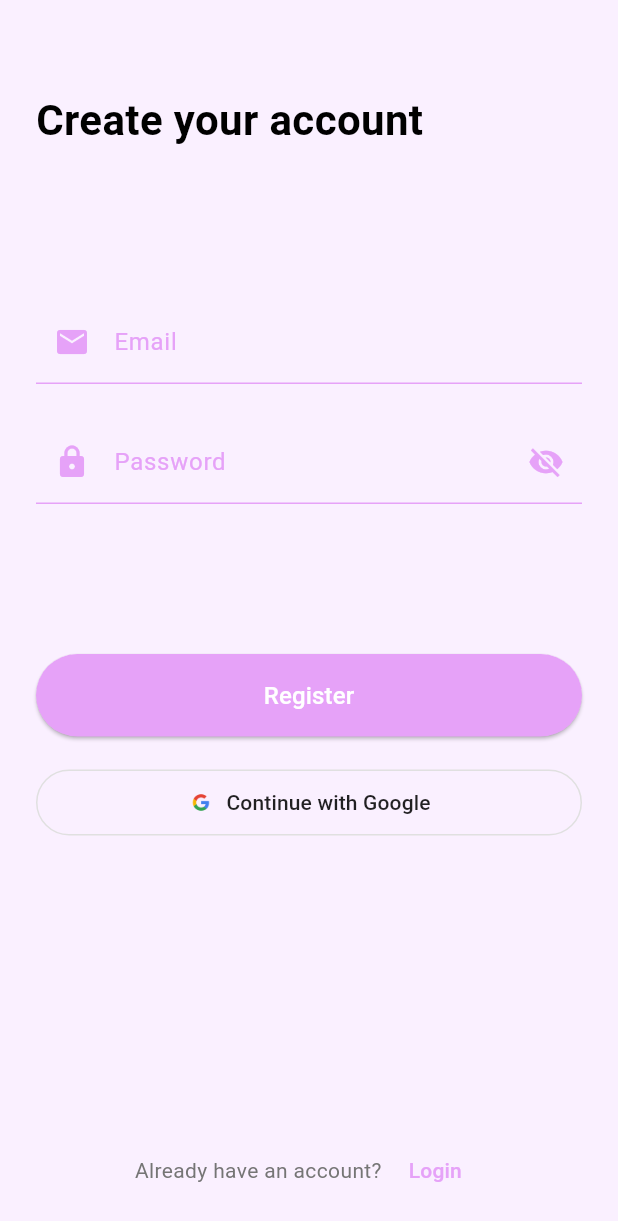
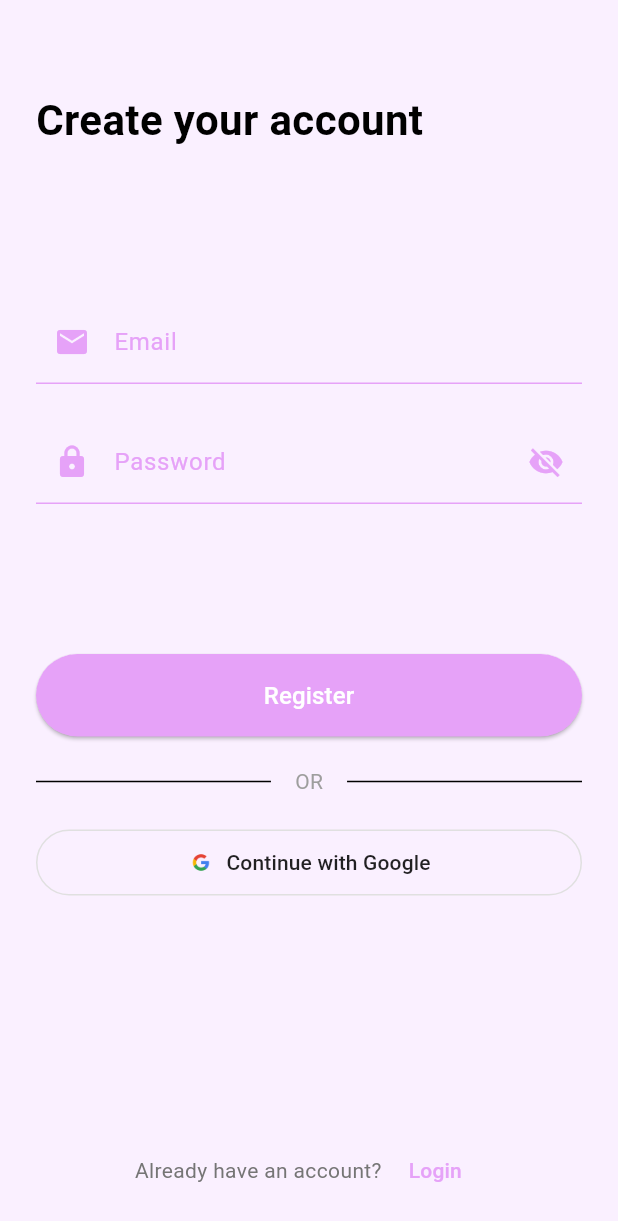
Before and after one commit to Gentlemans-Lounge/ITMDA, a Flutter app: the screen it shows after launch, after a tap on "I'll do it NowNow", after a tap on "Sign in", after a tap on "Register", on a phone screen of 412 x 824 dp. Shown: the top 1221 px of the screen. Run offline on Flutter 3.47's test engine with Material 3 defaults, Android fonts, the phone set to English and light mode, and no system bars; our stand-ins replace carousel_slider, cloud_firestore, firebase_auth, firebase_core, google_sign_in, lottie and 1 more; accounts and stored records are empty.

Commit message:
Setup screens and process finalized.

```diff
--- a/todo/lib/main.dart
+++ b/todo/lib/main.dart
@@ -13,17 +13,40 @@ void main() async {
   runApp(const MyApp());
 }
 
-class MyApp extends StatelessWidget {
+class MyApp extends StatefulWidget {
   const MyApp({super.key});
+
+  @override
+  MyAppState createState() => MyAppState();
+}
+
+class MyAppState extends State<MyApp> {
+  bool _isDarkMode = false;
+
+  @override
+  void initState() {
+    super.initState();
+    _loadThemeMode();
+  }
+
+  _loadThemeMode() async {
+    final prefs = await SharedPreferences.getInstance();
+    setState(() {
+      _isDarkMode = prefs.getBool('darkMode') ?? false;
+    });
+  }
+
+  void toggleTheme(bool isDarkMode) {
+    setState(() {
+      _isDarkMode = isDarkMode;
+    });
+  }
 
   @override
   Widget build(BuildContext context) {
     return MaterialApp(
-      title: 'Todo App',
-      theme: ThemeData(
-        primarySwatch: Colors.blue,
-        visualDensity: VisualDensity.adaptivePlatformDensity,
-      ),
+      title: 'NowNow App',
+      theme: _isDarkMode ? _darkTheme : _lightTheme,
       home: FutureBuilder(
         future: checkFirstTime(),
         builder: (context, snapshot) {
@@ -33,7 +56,7 @@ class MyApp extends StatelessWidget {
             if (snapshot.data == true) {
               return const SetupScreen();
             } else {
-              return LoginScreen();
+              return const LoginScreen();
             }
           }
         },
@@ -51,3 +74,37 @@ class MyApp extends StatelessWidget {
     return isFirstTime;
   }
 }
+
+final ThemeData _lightTheme = ThemeData(
+  primaryColor: const Color(0xFFE6A2F8),
+  scaffoldBackgroundColor: const Color(0xFFFAF0FF),
+  colorScheme: const ColorScheme.light(
+    primary: Color(0xFFE6A2F8),
+    secondary: Color(0xFFC684D9),
+  ),
+  appBarTheme: const AppBarTheme(
+    backgroundColor: Color(0xFFE6A2F8),
+    foregroundColor: Colors.black,
+  ),
+  textTheme: const TextTheme(
+    bodyLarge: TextStyle(color: Colors.black),
+    bodyMedium: TextStyle(color: Colors.black),
+  ),
+);
+
+final ThemeData _darkTheme = ThemeData(
+  primaryColor: const Color(0xFFC684D9),
+  scaffoldBackgroundColor: const Color(0xFF121212),
+  colorScheme: const ColorScheme.dark(
+    primary: Color(0xFFC684D9),
+    secondary: Color(0xFFA665BA),
+  ),
+  appBarTheme: const AppBarTheme(
+    backgroundColor: Color(0xFF1E1E1E),
+    foregroundColor: Colors.white,
+  ),
+  textTheme: const TextTheme(
+    bodyLarge: TextStyle(color: Colors.white),
+    bodyMedium: TextStyle(color: Colors.white),
+  ),
+);
--- a/todo/lib/screens/login_screen.dart
+++ b/todo/lib/screens/login_screen.dart
@@ -1,9 +1,12 @@
 import 'package:flutter/material.dart';
+import '../main.dart';
 import '../services/firebase_service.dart';
 import 'registration_screen.dart';
-import 'home_screen.dart';
+import 'preferences_screen.dart';
 
 class LoginScreen extends StatefulWidget {
+  const LoginScreen({super.key});
+
   @override
   _LoginScreenState createState() => _LoginScreenState();
 }
@@ -27,17 +30,17 @@ class _LoginScreenState extends State<LoginScreen> {
   @override
   Widget build(BuildContext context) {
     return Scaffold(
-      backgroundColor: Color(0xFFFAF0FF),
+      backgroundColor: const Color(0xFFFAF0FF),
       body: SafeArea(
         child: Padding(
-          padding: EdgeInsets.symmetric(horizontal: 24.0),
+          padding: const EdgeInsets.symmetric(horizontal: 24.0),
           child: Form(
             key: _formKey,
             child: Column(
               crossAxisAlignment: CrossAxisAlignment.stretch,
               children: <Widget>[
-                SizedBox(height: 60),
-                Text(
+                const SizedBox(height: 60),
+                const Text(
                   'Login',
                   style: TextStyle(
                     fontSize: 28,
@@ -45,9 +48,9 @@ class _LoginScreenState extends State<LoginScreen> {
                     color: Colors.black,
                   ),
                 ),
-                SizedBox(height: 100),
+                const SizedBox(height: 100),
                 TextFormField(
-                  decoration: InputDecoration(
+                  decoration: const InputDecoration(
                     labelText: 'Email',
                     prefixIcon: Icon(Icons.email, color: Color(0xFFE6A2F8)),
                     labelStyle: TextStyle(color: Color(0xFFE6A2F8)),
@@ -61,23 +64,23 @@ class _LoginScreenState extends State<LoginScreen> {
                   validator: (val) => val!.isEmpty ? 'Enter an email' : null,
                   onChanged: (val) => setState(() => _email = val),
                 ),
-                SizedBox(height: 24),
+                const SizedBox(height: 24),
                 TextFormField(
                   decoration: InputDecoration(
                     labelText: 'Password',
-                    prefixIcon: Icon(Icons.lock, color: Color(0xFFE6A2F8)),
+                    prefixIcon: const Icon(Icons.lock, color: Color(0xFFE6A2F8)),
                     suffixIcon: IconButton(
                       icon: Icon(
                         _obscurePassword ? Icons.visibility_off : Icons.visibility,
-                        color: Color(0xFFE6A2F8),
+                        color: const Color(0xFFE6A2F8),
                       ),
                       onPressed: () => setState(() => _obscurePassword = !_obscurePassword),
                     ),
-                    labelStyle: TextStyle(color: Color(0xFFE6A2F8)),
-                    enabledBorder: UnderlineInputBorder(
+                    labelStyle: const TextStyle(color: Color(0xFFE6A2F8)),
+                    enabledBorder: const UnderlineInputBorder(
                       borderSide: BorderSide(color: Color(0xFFE6A2F8)),
                     ),
-                    focusedBorder: UnderlineInputBorder(
+                    focusedBorder: const UnderlineInputBorder(
                       borderSide: BorderSide(color: Color(0xFFE6A2F8)),
                     ),
                   ),
@@ -85,12 +88,11 @@ class _LoginScreenState extends State<LoginScreen> {
                   validator: (val) => val!.length < 6 ? 'Enter a password 6+ chars long' : null,
                   onChanged: (val) => setState(() => _password = val),
                 ),
-                SizedBox(height: 100),
+                const SizedBox(height: 100),
                 ElevatedButton(
-                  child: Text('Sign in', style: TextStyle(color: Colors.white, fontSize: 16)),
                   style: ElevatedButton.styleFrom(
-                    backgroundColor: Color(0xFFE6A2F8),
-                    padding: EdgeInsets.symmetric(vertical: 16),
+                    backgroundColor: const Color(0xFFE6A2F8),
+                    padding: const EdgeInsets.symmetric(vertical: 16),
                     shape: RoundedRectangleBorder(
                       borderRadius: BorderRadius.circular(30),
                     ),
@@ -102,22 +104,39 @@ class _LoginScreenState extends State<LoginScreen> {
                         _showSnackBar('Login failed. Please check your credentials and try again.', true);
                       } else {
                         _showSnackBar('Login successful!', false);
-                        Navigator.pushReplacement(
-                          context,
-                          MaterialPageRoute(builder: (context) => HomeScreen()),
+                        Navigator.of(context).pushReplacement(
+                          MaterialPageRoute(
+                            builder: (context) => PreferencesScreen(
+                              onThemeChanged: (bool isDarkMode) {
+                                // Find the MyAppState and call toggleTheme
+                                MyAppState? myAppState = context.findAncestorStateOfType<MyAppState>();
+                                myAppState?.toggleTheme(isDarkMode);
+                              },
+                            ),
+                          ),
                         );
                       }
                     }
                   },
+                  child: const Text('Sign in', style: TextStyle(color: Colors.white, fontSize: 16)),
                 ),
-                SizedBox(height: 20),
-                Container(
-                  width: 220,
-                  child: OutlinedButton.icon(
+                const SizedBox(height: 20),
+                const Row(
+                  children: [
+                    Expanded(child: Divider()),
+                    Padding(
+                      padding: EdgeInsets.symmetric(horizontal: 16),
+                      child: Text('OR', style: TextStyle(color: Colors.grey)),
+                    ),
+                    Expanded(child: Divider()),
+                  ],
+                ),
+                const SizedBox(height: 20),
+                OutlinedButton.icon(
                   icon: Image.asset('assets/images/google_logo.png', height: 18),
-                    label: Text('Continue with Google', style: TextStyle(color: Colors.black87, fontSize: 14)),
+                  label: const Text('Continue with Google', style: TextStyle(color: Colors.black87, fontSize: 14)),
                   style: OutlinedButton.styleFrom(
-                      padding: EdgeInsets.symmetric(vertical: 12, horizontal: 16),
+                    padding: const EdgeInsets.symmetric(vertical: 12, horizontal: 16),
                     shape: RoundedRectangleBorder(
                       borderRadius: BorderRadius.circular(30),
                     ),
@@ -129,31 +148,37 @@ class _LoginScreenState extends State<LoginScreen> {
                       _showSnackBar('Google Sign-In failed. Please try again.', true);
                     } else {
                       _showSnackBar('Google Sign-In successful!', false);
-                        Navigator.pushReplacement(
-                          context,
-                          MaterialPageRoute(builder: (context) => HomeScreen()),
+                      Navigator.of(context).pushReplacement(
+                        MaterialPageRoute(
+                          builder: (context) => PreferencesScreen(
+                            onThemeChanged: (bool isDarkMode) {
+                              // Find the MyAppState and call toggleTheme
+                              MyAppState? myAppState = context.findAncestorStateOfType<MyAppState>();
+                              myAppState?.toggleTheme(isDarkMode);
+                            },
+                          ),
+                        ),
                       );
                     }
                   },
                 ),
-                ),
-                Spacer(),
+                const Spacer(),
                 Row(
                   mainAxisAlignment: MainAxisAlignment.center,
                   children: [
                     Text("Don't have an account? ", style: TextStyle(color: Colors.grey[600])),
                     TextButton(
-                      child: Text('Register', style: TextStyle(color: Color(0xFFE6A2F8))),
+                      child: const Text('Register', style: TextStyle(color: Color(0xFFE6A2F8))),
                       onPressed: () {
-                        Navigator.push(
+                        Navigator.pushReplacement(
                           context,
-                          MaterialPageRoute(builder: (context) => RegistrationScreen()),
+                          MaterialPageRoute(builder: (context) => const RegistrationScreen()),
                         );
                       },
                     ),
                   ],
                 ),
-                SizedBox(height: 20),
+                const SizedBox(height: 20),
               ],
             ),
           ),
--- a/todo/lib/screens/registration_screen.dart
+++ b/todo/lib/screens/registration_screen.dart
@@ -1,7 +1,8 @@
 import 'package:flutter/material.dart';
+import '../main.dart';
 import '../services/firebase_service.dart';
 import 'login_screen.dart';
-import 'home_screen.dart';
+import 'preferences_screen.dart';
 
 class RegistrationScreen extends StatefulWidget {
   const RegistrationScreen({super.key});
@@ -29,17 +30,17 @@ class _RegistrationScreenState extends State<RegistrationScreen> {
   @override
   Widget build(BuildContext context) {
     return Scaffold(
-      backgroundColor: Color(0xFFFAF0FF),
+      backgroundColor: const Color(0xFFFAF0FF),
       body: SafeArea(
         child: Padding(
-          padding: EdgeInsets.symmetric(horizontal: 24.0),
+          padding: const EdgeInsets.symmetric(horizontal: 24.0),
           child: Form(
             key: _formKey,
             child: Column(
               crossAxisAlignment: CrossAxisAlignment.stretch,
               children: <Widget>[
-                SizedBox(height: 60),
-                Text(
+                const SizedBox(height: 60),
+                const Text(
                   'Create your account',
                   style: TextStyle(
                     fontSize: 28,
@@ -47,9 +48,9 @@ class _RegistrationScreenState extends State<RegistrationScreen> {
                     color: Colors.black,
                   ),
                 ),
-                SizedBox(height: 100),
+                const SizedBox(height: 100),
                 TextFormField(
-                  decoration: InputDecoration(
+                  decoration: const InputDecoration(
                     labelText: 'Email',
                     prefixIcon: Icon(Icons.email, color: Color(0xFFE6A2F8)),
                     labelStyle: TextStyle(color: Color(0xFFE6A2F8)),
@@ -63,23 +64,23 @@ class _RegistrationScreenState extends State<RegistrationScreen> {
                   validator: (val) => val!.isEmpty ? 'Enter an email' : null,
                   onChanged: (val) => setState(() => _email = val),
                 ),
-                SizedBox(height: 24),
+                const SizedBox(height: 24),
                 TextFormField(
                   decoration: InputDecoration(
                     labelText: 'Password',
-                    prefixIcon: Icon(Icons.lock, color: Color(0xFFE6A2F8)),
+                    prefixIcon: const Icon(Icons.lock, color: Color(0xFFE6A2F8)),
                     suffixIcon: IconButton(
                       icon: Icon(
                         _obscurePassword ? Icons.visibility_off : Icons.visibility,
-                        color: Color(0xFFE6A2F8),
+                        color: const Color(0xFFE6A2F8),
                       ),
                       onPressed: () => setState(() => _obscurePassword = !_obscurePassword),
                     ),
-                    labelStyle: TextStyle(color: Color(0xFFE6A2F8)),
-                    enabledBorder: UnderlineInputBorder(
+                    labelStyle: const TextStyle(color: Color(0xFFE6A2F8)),
+                    enabledBorder: const UnderlineInputBorder(
                       borderSide: BorderSide(color: Color(0xFFE6A2F8)),
                     ),
-                    focusedBorder: UnderlineInputBorder(
+                    focusedBorder: const UnderlineInputBorder(
                       borderSide: BorderSide(color: Color(0xFFE6A2F8)),
                     ),
                   ),
@@ -87,12 +88,11 @@ class _RegistrationScreenState extends State<RegistrationScreen> {
                   validator: (val) => val!.length < 6 ? 'Password must contain 6 or more characters' : null,
                   onChanged: (val) => setState(() => _password = val),
                 ),
-                SizedBox(height: 100),
+                const SizedBox(height: 100),
                 ElevatedButton(
-                  child: Text('Register', style: TextStyle(color: Colors.white, fontSize: 16)),
                   style: ElevatedButton.styleFrom(
-                    backgroundColor: Color(0xFFE6A2F8),
-                    padding: EdgeInsets.symmetric(vertical: 16),
+                    backgroundColor: const Color(0xFFE6A2F8),
+                    padding: const EdgeInsets.symmetric(vertical: 16),
                     shape: RoundedRectangleBorder(
                       borderRadius: BorderRadius.circular(30),
                     ),
@@ -104,22 +104,39 @@ class _RegistrationScreenState extends State<RegistrationScreen> {
                         _showSnackBar('Registration failed. Please try again.', true);
                       } else {
                         _showSnackBar('Registration successful!', false);
-                        Navigator.pushReplacement(
-                          context,
-                          MaterialPageRoute(builder: (context) => HomeScreen()),
+                        Navigator.of(context).pushReplacement(
+                          MaterialPageRoute(
+                            builder: (context) => PreferencesScreen(
+                              onThemeChanged: (bool isDarkMode) {
+                                // Find the MyAppState and call toggleTheme
+                                MyAppState? myAppState = context.findAncestorStateOfType<MyAppState>();
+                                myAppState?.toggleTheme(isDarkMode);
+                              },
+                            ),
+                          ),
                         );
                       }
                     }
                   },
+                  child: const Text('Register', style: TextStyle(color: Colors.white, fontSize: 16)),
                 ),
-                SizedBox(height: 20),
-                Container(
-                  width: 220,
-                  child: OutlinedButton.icon(
+                const SizedBox(height: 20),
+                const Row(
+                  children: [
+                    Expanded(child: Divider()),
+                    Padding(
+                      padding: EdgeInsets.symmetric(horizontal: 16),
+                      child: Text('OR', style: TextStyle(color: Colors.grey)),
+                    ),
+                    Expanded(child: Divider()),
+                  ],
+                ),
+                const SizedBox(height: 20),
+                OutlinedButton.icon(
                   icon: Image.asset('assets/images/google_logo.png', height: 18),
-                    label: Text('Continue with Google', style: TextStyle(color: Colors.black87, fontSize: 14)),
+                  label: const Text('Continue with Google', style: TextStyle(color: Colors.black87, fontSize: 14)),
                   style: OutlinedButton.styleFrom(
-                      padding: EdgeInsets.symmetric(vertical: 12, horizontal: 16),
+                    padding: const EdgeInsets.symmetric(vertical: 12, horizontal: 16),
                     shape: RoundedRectangleBorder(
                       borderRadius: BorderRadius.circular(30),
                     ),
@@ -131,28 +148,37 @@ class _RegistrationScreenState extends State<RegistrationScreen> {
                       _showSnackBar('Google Sign-In failed. Please try again.', true);
                     } else {
                       _showSnackBar('Google Sign-In successful!', false);
-                        Navigator.pushReplacement(
-                          context,
-                          MaterialPageRoute(builder: (context) => HomeScreen()),
+                      Navigator.of(context).pushReplacement(
+                        MaterialPageRoute(
+                          builder: (context) => PreferencesScreen(
+                            onThemeChanged: (bool isDarkMode) {
+                              // Find the MyAppState and call toggleTheme
+                              MyAppState? myAppState = context.findAncestorStateOfType<MyAppState>();
+                              myAppState?.toggleTheme(isDarkMode);
+                            },
+                          ),
+                        ),
                       );
                     }
                   },
                 ),
-                ),
-                Spacer(),
+                const Spacer(),
                 Row(
                   mainAxisAlignment: MainAxisAlignment.center,
                   children: [
                     Text("Already have an account? ", style: TextStyle(color: Colors.grey[600])),
                     TextButton(
-                      child: Text('Login', style: TextStyle(color: Color(0xFFE6A2F8))),
+                      child: const Text('Login', style: TextStyle(color: Color(0xFFE6A2F8))),
                       onPressed: () {
-                        Navigator.pop(context);
+                        Navigator.pushReplacement(
+                          context,
+                          MaterialPageRoute(builder: (context) => const LoginScreen()),
+                        );
                       },
                     ),
                   ],
                 ),
-                SizedBox(height: 20),
+                const SizedBox(height: 20),
               ],
             ),
           ),
--- a/todo/lib/screens/setup_screen.dart
+++ b/todo/lib/screens/setup_screen.dart
@@ -2,7 +2,6 @@ import 'package:flutter/material.dart';
 import 'package:carousel_slider/carousel_slider.dart';
 import 'package:lottie/lottie.dart';
 import 'package:todo/screens/login_screen.dart';
-import 'registration_screen.dart';
 
 class SetupScreen extends StatefulWidget {
   const SetupScreen({super.key});
@@ -96,7 +95,7 @@ class _SetupScreenState extends State<SetupScreen>
                     ),
                     onPressed: () {
                       Navigator.of(context).pushReplacement(
-                        MaterialPageRoute(builder: (context) => LoginScreen()),
+                        MaterialPageRoute(builder: (context) => const LoginScreen()),
                       );
                     },
                     child: const Text("I'll do it NowNow"),
--- a/todo/pubspec.yaml
+++ b/todo/pubspec.yaml
@@ -68,6 +68,7 @@ flutter:
   uses-material-design: true
   assets:
     - assets/animations/welcome.json
+    - assets/animations/preferences.json
     - assets/images/google_logo.png
   # To add assets to your application, add an assets section, like this:
   # assets:
```
Also changed, not shown: todo/assets/animations/preferences.json (added, +1 -0 lines), todo/lib/screens/home_screen.dart (+49 -23 lines), todo/lib/screens/preferences_screen.dart (added, +116 -0 lines), todo/pubspec.lock, 2 other files. Lines whose indentation alone changed are shown as unchanged.
